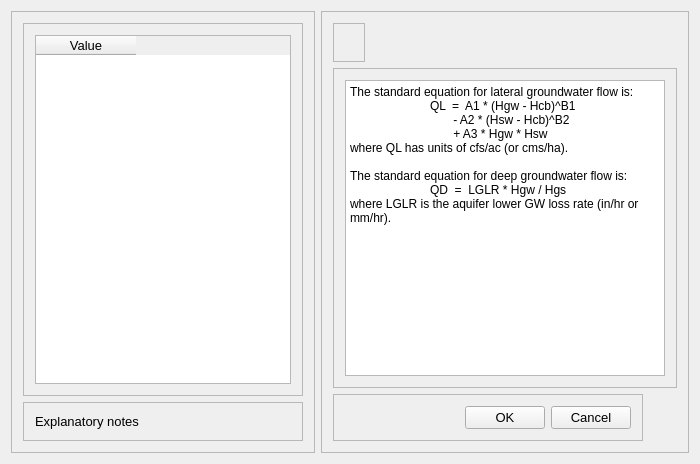
Above: src/ui/SWMM/frmGroundwaterFlowDesigner.ui from USEPA/SWMM-EPANET_User_Interface before the change. Below: the same form after it.
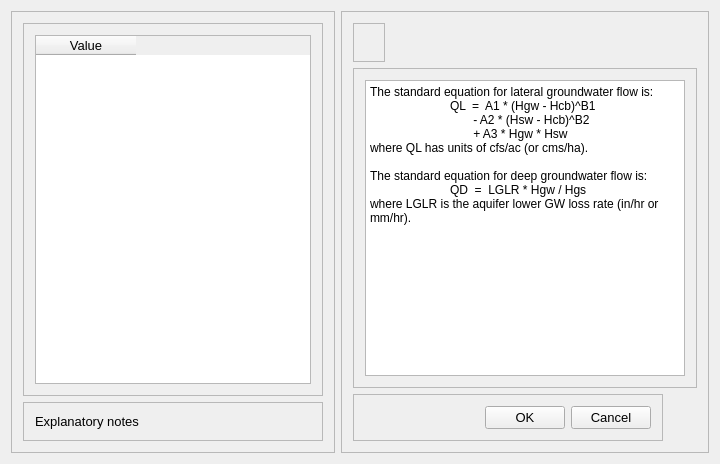
That is the form after the change. Icons and pictures are not drawn.

Commit message: Expanded width of frmGroundwaterFlowDesigner form so that Lateral and Deep Groundwater Flow editing buttons are visible

Patch:
```diff
--- a/src/ui/SWMM/frmGroundwaterFlowDesigner.ui
+++ b/src/ui/SWMM/frmGroundwaterFlowDesigner.ui
@@ -6,7 +6,7 @@
    <rect>
     <x>0</x>
     <y>0</y>
-    <width>680</width>
+    <width>720</width>
     <height>464</height>
    </rect>
   </property>
```
The commit also changes 1 other file.
